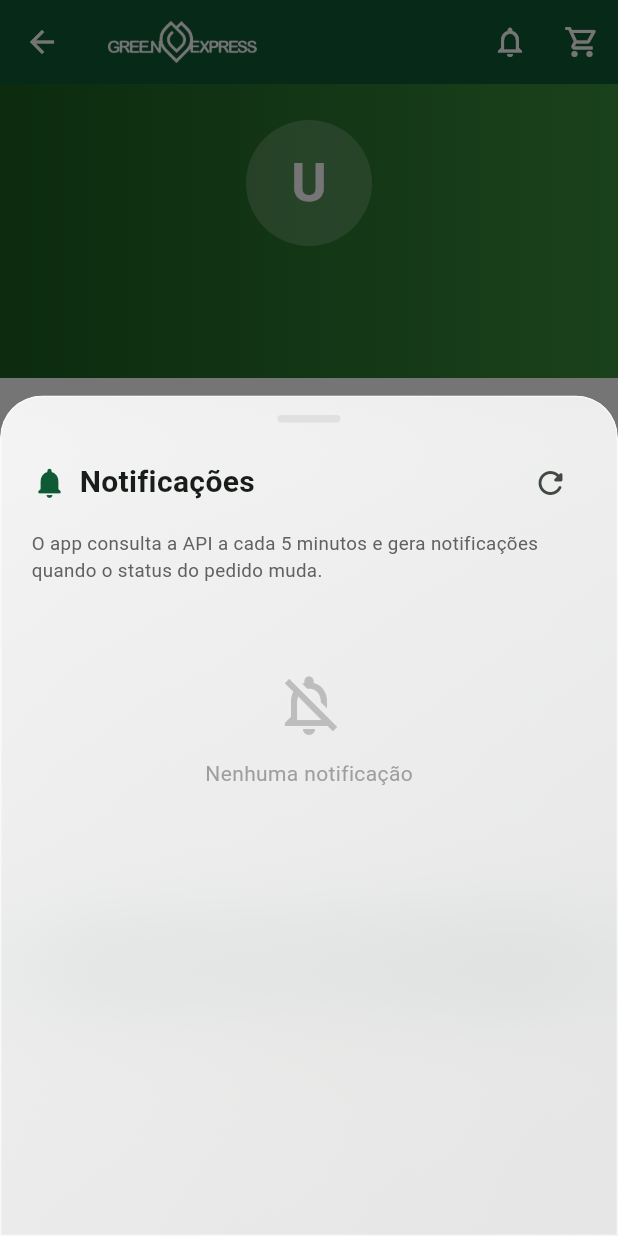
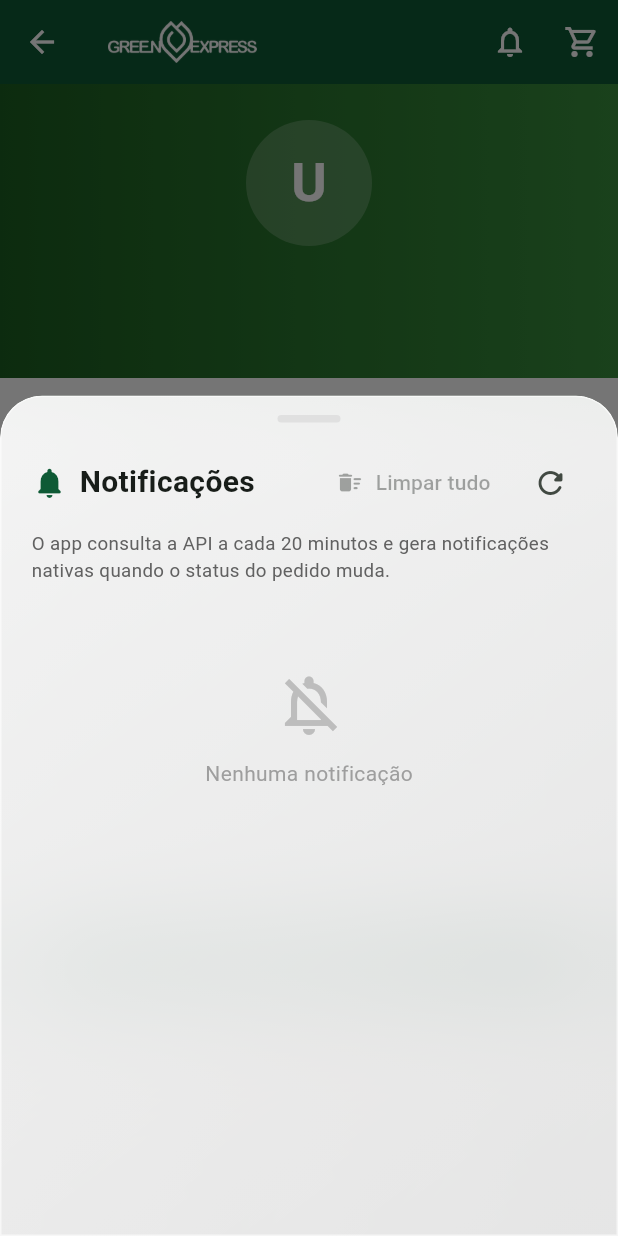
Before and after one commit to DymytrieV12/Projeto-Gex, a Flutter app: the HomeScreen screen opened by its route, item 4 of the bottom bar chosen, after a tap on the "notifications" icon, on a phone screen of 412 x 824 dp. Run offline on Flutter 3.47's test engine with Material 3 defaults, Android fonts, the phone set to English and light mode, and no system bars; our stand-ins replace flutter_local_notifications, shared_preferences, webview_flutter; accounts and stored records are empty; network calls fail.

Commit message:
🔔 v17.5 - prioriza link PIX e notificações nativas a cada 20 min

```diff
--- a/lib/screens/home_screen.dart
+++ b/lib/screens/home_screen.dart
@@ -116,6 +116,17 @@ class _HomeScreenState extends State<HomeScreen> with WidgetsBindingObserver {
                               style: TextStyle(fontSize: 20, fontWeight: FontWeight.bold),
                             ),
                             const Spacer(),
+                            TextButton.icon(
+                              onPressed: notif.items.isEmpty
+                                  ? null
+                                  : () async {
+                                      await notif.clear();
+                                      if (ctx.mounted) Navigator.pop(ctx);
+                                      if (mounted) _showNotifications(notif);
+                                    },
+                              icon: const Icon(Icons.delete_sweep_rounded),
+                              label: const Text('Limpar tudo'),
+                            ),
                             IconButton(
                               tooltip: 'Atualizar agora',
                               onPressed: () async {
@@ -129,7 +140,7 @@ class _HomeScreenState extends State<HomeScreen> with WidgetsBindingObserver {
                         ),
                         const SizedBox(height: 8),
                         Text(
-                          'O app consulta a API a cada 5 minutos e gera notificações quando o status do pedido muda.',
+                          'O app consulta a API a cada 20 minutos e gera notificações nativas quando o status do pedido muda.',
                           style: TextStyle(color: Colors.grey[700], fontSize: 12.5),
                         ),
                         const SizedBox(height: 16),
--- a/lib/services/notification_service.dart
+++ b/lib/services/notification_service.dart
@@ -2,12 +2,13 @@ import 'dart:async';
 import 'dart:convert';
 
 import 'package:flutter/foundation.dart';
+import 'package:flutter_local_notifications/flutter_local_notifications.dart';
 import 'package:shared_preferences/shared_preferences.dart';
 
 import '../models/models.dart';
 import 'api_service.dart';
 
-/// Notifica\u00e7\u00e3o local exibida no sininho do app.
+/// Notificação local exibida no sininho do app.
 class AppNotification {
   final String id;
   final String type; // 'status', 'promo', 'sistema'
@@ -41,17 +42,28 @@ class AppNotification {
         type: j['type']?.toString() ?? 'sistema',
         title: j['title']?.toString() ?? '',
         body: j['body']?.toString() ?? '',
-        createdAtIso: j['createdAtIso']?.toString() ?? DateTime.now().toIso8601String(),
+        createdAtIso:
+            j['createdAtIso']?.toString() ?? DateTime.now().toIso8601String(),
         read: j['read'] as bool? ?? false,
       );
 }
 
-/// Servi\u00e7o de notifica\u00e7\u00f5es baseado em polling do endpoint de pedidos.
-/// Detecta altera\u00e7\u00f5es de status e gera notifica\u00e7\u00f5es locais.
+/// Serviço de notificações baseado em polling do endpoint de pedidos.
+/// Detecta alterações de status e gera notificações locais nativas.
 class NotificationService extends ChangeNotifier {
-  static const Duration _pollInterval = Duration(minutes: 5);
+  static const Duration _pollInterval = Duration(minutes: 20);
   static const int _maxNotifications = 50;
+  static const AndroidNotificationChannel _channel = AndroidNotificationChannel(
+    'pedido_status_channel',
+    'Status dos pedidos',
+    description: 'Notificações nativas sobre alterações de status dos pedidos',
+    importance: Importance.high,
+  );
 
+  final FlutterLocalNotificationsPlugin _localNotifications =
+      FlutterLocalNotificationsPlugin();
+
+  bool _localReady = false;
   Timer? _timer;
   bool _polling = false;
   List<AppNotification> _items = [];
@@ -63,8 +75,8 @@ class NotificationService extends ChangeNotifier {
   String get _statusKey => 'pedidos_status_${ApiService.userId ?? "global"}';
 
   Future<void> init() async {
+    await _initLocalNotifications();
     await _restore();
-    // Primeira sincroniza\u00e7\u00e3o em background
     unawaited(syncNow());
     _timer?.cancel();
     _timer = Timer.periodic(_pollInterval, (_) => syncNow());
@@ -74,6 +86,28 @@ class NotificationService extends ChangeNotifier {
   void dispose() {
     _timer?.cancel();
     super.dispose();
+  }
+
+  Future<void> _initLocalNotifications() async {
+    if (_localReady) return;
+
+    const android = AndroidInitializationSettings('@mipmap/ic_launcher');
+    const darwin = DarwinInitializationSettings();
+    const settings = InitializationSettings(
+      android: android,
+      iOS: darwin,
+      macOS: darwin,
+    );
+
+    await _localNotifications.initialize(settings);
+
+    final androidPlugin = _localNotifications
+        .resolvePlatformSpecificImplementation<
+            AndroidFlutterLocalNotificationsPlugin>();
+    await androidPlugin?.createNotificationChannel(_channel);
+    await androidPlugin?.requestNotificationsPermission();
+
+    _localReady = true;
   }
 
   Future<void> _restore() async {
@@ -135,16 +169,15 @@ class NotificationService extends ChangeNotifier {
           final oldStatus = oldMap[entry.key]?.toString();
           final newStatus = entry.value;
           if (oldStatus != null && oldStatus.isNotEmpty && oldStatus != newStatus) {
-            _items.insert(
-              0,
-              AppNotification(
-                id: 'status_${entry.key}_${DateTime.now().millisecondsSinceEpoch}',
-                type: 'status',
-                title: 'Pedido #${entry.key} atualizado',
-                body: 'Status: "$oldStatus" \u2192 "$newStatus"',
-                createdAtIso: DateTime.now().toIso8601String(),
-              ),
+            final notification = AppNotification(
+              id: 'status_${entry.key}_${DateTime.now().millisecondsSinceEpoch}',
+              type: 'status',
+              title: 'Pedido #${entry.key} atualizado',
+              body: 'Status: "$oldStatus" → "$newStatus"',
+              createdAtIso: DateTime.now().toIso8601String(),
             );
+            _items.insert(0, notification);
+            unawaited(_showNativeNotification(notification));
             changed = true;
           }
         }
@@ -159,10 +192,32 @@ class NotificationService extends ChangeNotifier {
         notifyListeners();
       }
     } catch (_) {
-      // silencioso \u2014 polling em background
+      // silencioso — polling em background
     } finally {
       _polling = false;
     }
+  }
+
+  Future<void> _showNativeNotification(AppNotification item) async {
+    if (!_localReady) return;
+
+    final android = AndroidNotificationDetails(
+      _channel.id,
+      _channel.name,
+      channelDescription: _channel.description,
+      importance: Importance.high,
+      priority: Priority.high,
+      icon: '@mipmap/ic_launcher',
+    );
+    const darwin = DarwinNotificationDetails();
+
+    await _localNotifications.show(
+      item.id.hashCode,
+      item.title,
+      item.body,
+      NotificationDetails(android: android, iOS: darwin, macOS: darwin),
+      payload: item.id,
+    );
   }
 
   Future<void> markAllRead() async {
@@ -176,13 +231,14 @@ class NotificationService extends ChangeNotifier {
   Future<void> clear() async {
     _items.clear();
     await _persist();
+    await _localNotifications.cancelAll();
     notifyListeners();
   }
 
   Future<void> reset() async {
-    // Usado no logout \u2014 limpa snapshot para novo usu\u00e1rio
     _timer?.cancel();
     _items.clear();
+    await _localNotifications.cancelAll();
     notifyListeners();
   }
 }
--- a/pubspec.yaml
+++ b/pubspec.yaml
@@ -13,6 +13,7 @@ dependencies:
   intl: ^0.19.0
   url_launcher: ^6.3.1
   webview_flutter: ^4.8.0
+  flutter_local_notifications: ^17.2.2
 flutter:
   uses-material-design: true
   assets:
```
Also changed, not shown: lib/widgets/pagamento_sheet.dart (+26 -16 lines), pubspec.lock, 2 other files.
